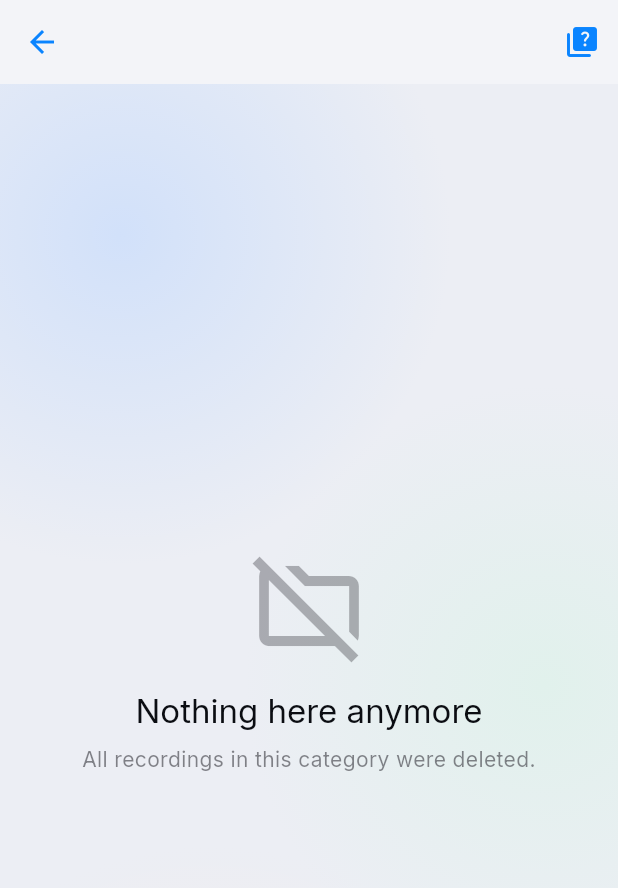
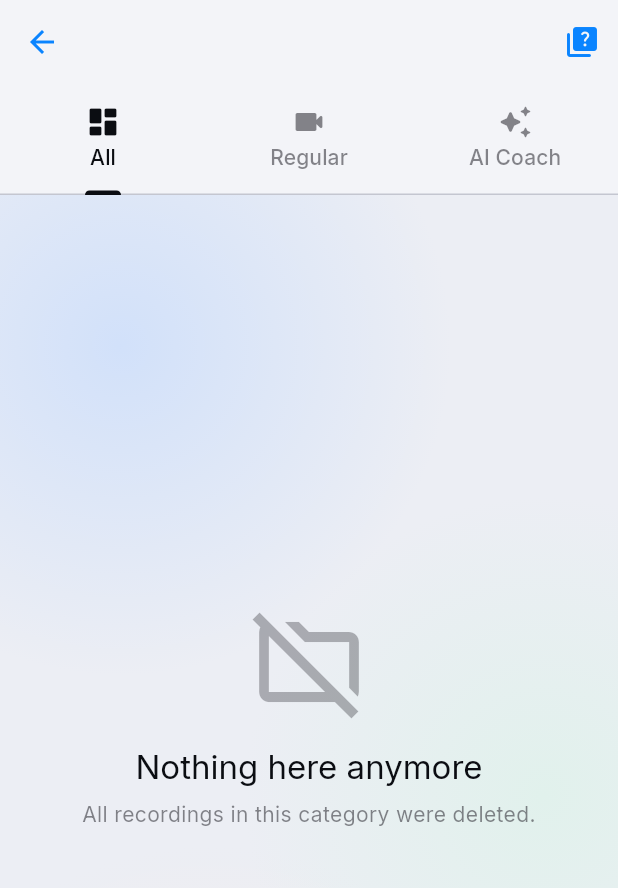
Before and after one commit to AyatMh/sprint-1, a Flutter app: the CategoryRecordingsScreen screen opened directly with empty values, on a phone screen of 412 x 824 dp. Shown: the top 888 px of the screen. Run offline on Flutter 3.47's test engine with Material 3 defaults, Android fonts, the phone set to English and light mode, and no system bars; our stand-ins replace camera, cloud_firestore, dio, firebase_auth, firebase_core, firebase_storage and 10 more; missing offline and left inert: google_mlkit_face_detection, google_mlkit_pose_detection; accounts and stored records are empty.

Commit message:
Split category recordings into Regular/AI Coach tabs with per-group averages
Adds usedAiCoach to Recording and threads it through save/stopAndSave, then
splits each category screen into All/Regular/AI Coach tabs (each with its own
average) so users can see AI-coach performance separately without scrolling.

Co-Authored-By: Claude Sonnet 5 <noreply@anthropic.com>

```diff
--- a/lib/data/models/recording.dart
+++ b/lib/data/models/recording.dart
@@ -67,6 +67,10 @@ class Recording {
   final Map<String, dynamic>? aiTips;
   final DateTime? aiTipsAt;
 
+  // Whether the AI coach asked questions during this recording (as opposed
+  // to a regular, prompt-free take). Set once at recording time.
+  final bool usedAiCoach;
+
   Recording({
     required this.id,
     required this.userId,
@@ -100,6 +104,7 @@ class Recording {
     this.storagePath,
     this.aiTips,
     this.aiTipsAt,
+    this.usedAiCoach = false,
   });
 
   bool get hasTranscript => transcript != null && transcript!.isNotEmpty;
@@ -176,6 +181,7 @@ class Recording {
         'createdAt': Timestamp.fromDate(createdAt),
         'name': name,
         'category': category,
+        'usedAiCoach': usedAiCoach,
         if (transcript != null) 'transcript': transcript,
         if (transcriptSegments != null)
           'transcriptSegments':
@@ -223,6 +229,7 @@ class Recording {
       createdAt: (data['createdAt'] as Timestamp?)?.toDate() ?? DateTime.now(),
       name: data['name'] ?? '',
       category: data['category'] ?? '',
+      usedAiCoach: data['usedAiCoach'] as bool? ?? false,
       transcript: data['transcript'],
       transcriptSegments: segmentsRaw
           ?.map((m) => TranscriptSegment.fromMap(Map<String, dynamic>.from(m)))
--- a/lib/data/repositories/recording_repository.dart
+++ b/lib/data/repositories/recording_repository.dart
@@ -14,6 +14,7 @@ class RecordingRepository {
     required int fileSizeBytes,
     required String name,
     required String category,
+    bool usedAiCoach = false,
   }) async {
     final docRef = await _userRecordings(userId).add({
       'userId': userId,
@@ -22,6 +23,7 @@ class RecordingRepository {
       'fileSizeBytes': fileSizeBytes,
       'name': name,
       'category': category,
+      'usedAiCoach': usedAiCoach,
       'createdAt': FieldValue.serverTimestamp(),
     });
     return docRef.id;
--- a/lib/features/history/screens/history_screen.dart
+++ b/lib/features/history/screens/history_screen.dart
@@ -985,7 +985,8 @@ class CategoryRecordingsScreen extends StatefulWidget {
       _CategoryRecordingsScreenState();
 }
 
-class _CategoryRecordingsScreenState extends State<CategoryRecordingsScreen> {
+class _CategoryRecordingsScreenState extends State<CategoryRecordingsScreen>
+    with SingleTickerProviderStateMixin {
   // Android-style contextual editing mode: long-press a recording to enter,
   // then multi-select to move / delete / average, or tap a card's pencil to
   // rename that single recording.
@@ -996,12 +997,17 @@ class _CategoryRecordingsScreenState extends State<CategoryRecordingsScreen> {
   String _query = '';
   final TextEditingController _searchController = TextEditingController();
 
+  // "All" / "Regular" / "AI Coach" tabs shown when not editing.
+  late final TabController _tabController =
+      TabController(length: 3, vsync: this);
+
   // The folder's category. Renaming now happens from the Recordings screen.
   late final String _category = widget.category;
 
   @override
   void dispose() {
     _searchController.dispose();
+    _tabController.dispose();
     super.dispose();
   }
 
@@ -1396,6 +1402,19 @@ class _CategoryRecordingsScreenState extends State<CategoryRecordingsScreen> {
                   ),
                 ),
               ],
+        bottom: _editing
+            ? null
+            : TabBar(
+                controller: _tabController,
+                labelColor: AppColors.wine,
+                unselectedLabelColor: AppColors.midMauve,
+                indicatorColor: AppColors.wine,
+                tabs: const [
+                  Tab(icon: Icon(Icons.dashboard_rounded), text: 'All'),
+                  Tab(icon: Icon(Icons.videocam_rounded), text: 'Regular'),
+                  Tab(icon: Icon(Icons.auto_awesome_rounded), text: 'AI Coach'),
+                ],
+              ),
       ),
       body: Stack(
         children: [
@@ -1428,57 +1447,118 @@ class _CategoryRecordingsScreenState extends State<CategoryRecordingsScreen> {
                 );
               }
 
-              // Filter by the search box (only when not editing).
-              final q = _query.trim().toLowerCase();
-              final searchActive = !_editing && q.isNotEmpty;
-              final recordings = searchActive
-                  ? all
-                      .where(
-                          (r) => _displayName(r).toLowerCase().contains(q))
-                      .toList()
-                  : all;
-
-              // Header rows: while editing show a labelled "Select all" toggle;
-              // otherwise show the search box and (unless searching) the stats.
-              final headers = <Widget>[];
               if (_editing) {
-                headers.add(_selectAllRow(all));
-              } else {
-                headers.add(_searchBox());
-                if (!searchActive) {
-                  headers.add(SessionStatsCard(
-                    recordings: all,
-                    title: 'Category Averages',
-                  ));
-                }
+                return _buildEditingList(context, userId, repo, all);
               }
 
-              // Keep the search box on screen even when nothing matches.
-              final noMatches = searchActive && recordings.isEmpty;
-
-              return ListView.separated(
-                padding: const EdgeInsets.fromLTRB(16, 12, 16, 110),
-                itemCount:
-                    headers.length + (noMatches ? 1 : recordings.length),
-                separatorBuilder: (_, _) => const SizedBox(height: 10),
-                itemBuilder: (context, i) {
-                  if (i < headers.length) return headers[i];
-                  if (noMatches) {
-                    return Padding(
-                      padding: const EdgeInsets.only(top: 40),
-                      child: _EmptyState(
-                        icon: Icons.search_off_rounded,
-                        title: 'No matches',
-                        message:
-                            'No recordings named like "$q" in this category.',
-                      ),
-                    );
-                  }
-                  return _buildRecordingCard(
-                      context, recordings[i - headers.length]);
-                },
+              final regular = all.where((r) => !r.usedAiCoach).toList();
+              final aiCoach = all.where((r) => r.usedAiCoach).toList();
+
+              return TabBarView(
+                controller: _tabController,
+                children: [
+                  _buildGroupTab(
+                      context, all, 'recordings', 'Category Averages'),
+                  _buildGroupTab(context, regular, 'Regular recordings',
+                      'Regular recordings averages'),
+                  _buildGroupTab(context, aiCoach, 'AI Coach recordings',
+                      'AI Coach recordings averages'),
+                ],
               );
             },
+          ),
+        ],
+      ),
+    );
+  }
+
+  // One tab's content: search box, that group's stats, and its recordings.
+  Widget _buildGroupTab(
+    BuildContext context,
+    List<Recording> groupAll,
+    String sectionLabel,
+    String statsTitle,
+  ) {
+    if (groupAll.isEmpty) {
+      return _EmptyState(
+        icon: Icons.folder_off_outlined,
+        title: 'Nothing here yet',
+        message: 'No $sectionLabel in this category yet.',
+      );
+    }
+
+    final q = _query.trim().toLowerCase();
+    final searchActive = q.isNotEmpty;
+    final recordings = searchActive
+        ? groupAll.where((r) => _displayName(r).toLowerCase().contains(q)).toList()
+        : groupAll;
+
+    final items = <Widget>[_searchBox()];
+    if (!searchActive) {
+      items.add(SessionStatsCard(recordings: groupAll, title: statsTitle));
+    }
+    if (searchActive && recordings.isEmpty) {
+      items.add(Padding(
+        padding: const EdgeInsets.only(top: 40),
+        child: _EmptyState(
+          icon: Icons.search_off_rounded,
+          title: 'No matches',
+          message: 'No recordings named like "$q" in this section.',
+        ),
+      ));
+    } else {
+      items.addAll(recordings.map((r) => _buildRecordingCard(context, r)));
+    }
+
+    return ListView.separated(
+      padding: const EdgeInsets.fromLTRB(16, 12, 16, 110),
+      itemCount: items.length,
+      separatorBuilder: (_, _) => const SizedBox(height: 10),
+      itemBuilder: (context, i) => items[i],
+    );
+  }
+
+  // Editing mode: a single flat list (both groups, headed by section labels)
+  // so "select all" / batch move / batch delete act across everything at once.
+  Widget _buildEditingList(BuildContext context, String userId,
+      RecordingRepository repo, List<Recording> all) {
+    final regular = all.where((r) => !r.usedAiCoach).toList();
+    final aiCoach = all.where((r) => r.usedAiCoach).toList();
+
+    final items = <Widget>[_selectAllRow(all)];
+    if (regular.isNotEmpty) {
+      items.add(_sectionHeader(
+          Icons.videocam_rounded, 'Regular recordings (${regular.length})'));
+      items.addAll(regular.map((r) => _buildRecordingCard(context, r)));
+    }
+    if (aiCoach.isNotEmpty) {
+      items.add(_sectionHeader(
+          Icons.auto_awesome_rounded, 'AI Coach recordings (${aiCoach.length})'));
+      items.addAll(aiCoach.map((r) => _buildRecordingCard(context, r)));
+    }
+
+    return ListView.separated(
+      padding: const EdgeInsets.fromLTRB(16, 12, 16, 110),
+      itemCount: items.length,
+      separatorBuilder: (_, _) => const SizedBox(height: 10),
+      itemBuilder: (context, i) => items[i],
+    );
+  }
+
+  Widget _sectionHeader(IconData icon, String label) {
+    return Padding(
+      padding: const EdgeInsets.fromLTRB(4, 6, 4, 2),
+      child: Row(
+        children: [
+          Icon(icon, size: 16, color: AppColors.deepMauve),
+          const SizedBox(width: 6),
+          Text(
+            label,
+            style: const TextStyle(
+              color: AppColors.wine,
+              fontSize: 14,
+              fontWeight: FontWeight.w700,
+            ),
           ),
         ],
       ),
--- a/lib/features/recording/providers/recording_provider.dart
+++ b/lib/features/recording/providers/recording_provider.dart
@@ -74,6 +74,7 @@ class RecordingProvider extends ChangeNotifier {
     String userId, {
     required String name,
     required String category,
+    bool usedAiCoach = false,
   }) async {
     if (_state != RecordingState.recording) return null;
     _ticker?.cancel();
@@ -89,6 +90,7 @@ class RecordingProvider extends ChangeNotifier {
         fileSizeBytes: stat.size,
         name: name,
         category: category,
+        usedAiCoach: usedAiCoach,
       );
       _recordStartTime = null;
       _setState(RecordingState.ready);
--- a/lib/live_simulation_screen.dart
+++ b/lib/live_simulation_screen.dart
@@ -725,6 +725,7 @@ class _LiveSimulationScreenState extends State<LiveSimulationScreen> {
         userId,
         name: _recordingName,
         category: _recordingCategory,
+        usedAiCoach: widget.questions.isNotEmpty,
       );
       localFilePath = saved?.file.path;
       recordingId = saved?.recordingId;
```
